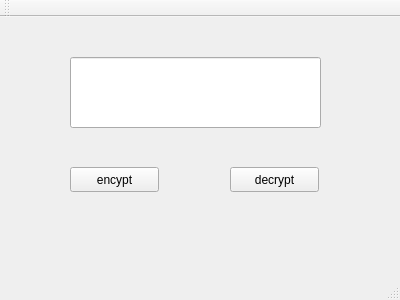
This is qt_src/mainwindow.ui in taka0628/sechack365 as Qt 5 draws it before an edit. The edited form follows.
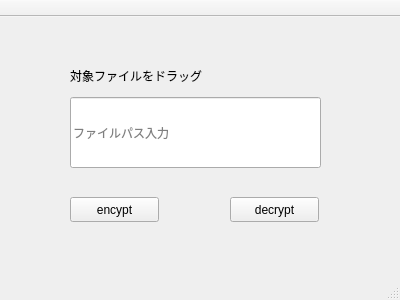
This is the edited form.

Commit message: [add]パスワード入力画面を追加

Patch:
```diff
--- a/qt_src/mainwindow.ui
+++ b/qt_src/mainwindow.ui
@@ -18,7 +18,7 @@
     <property name="geometry">
      <rect>
       <x>70</x>
-      <y>150</y>
+      <y>180</y>
       <width>89</width>
       <height>25</height>
      </rect>
@@ -31,7 +31,7 @@
     <property name="geometry">
      <rect>
       <x>230</x>
-      <y>150</y>
+      <y>180</y>
       <width>89</width>
       <height>25</height>
      </rect>
@@ -44,11 +44,27 @@
     <property name="geometry">
      <rect>
       <x>70</x>
-      <y>40</y>
+      <y>80</y>
       <width>251</width>
       <height>71</height>
      </rect>
     </property>
+    <property name="placeholderText">
+     <string>ファイルパス入力</string>
+    </property>
+   </widget>
+   <widget class="QLabel" name="label">
+    <property name="geometry">
+     <rect>
+      <x>70</x>
+      <y>50</y>
+      <width>191</width>
+      <height>17</height>
+     </rect>
+    </property>
+    <property name="text">
+     <string>対象ファイルをドラッグ</string>
+    </property>
    </widget>
   </widget>
   <widget class="QMenuBar" name="menuBar">
@@ -62,6 +78,15 @@
    </property>
   </widget>
   <widget class="QToolBar" name="mainToolBar">
+   <property name="movable">
+    <bool>false</bool>
+   </property>
+   <property name="orientation">
+    <enum>Qt::Vertical</enum>
+   </property>
+   <property name="floatable">
+    <bool>false</bool>
+   </property>
    <attribute name="toolBarArea">
     <enum>TopToolBarArea</enum>
    </attribute>
```
The commit also changes 7 other files.
